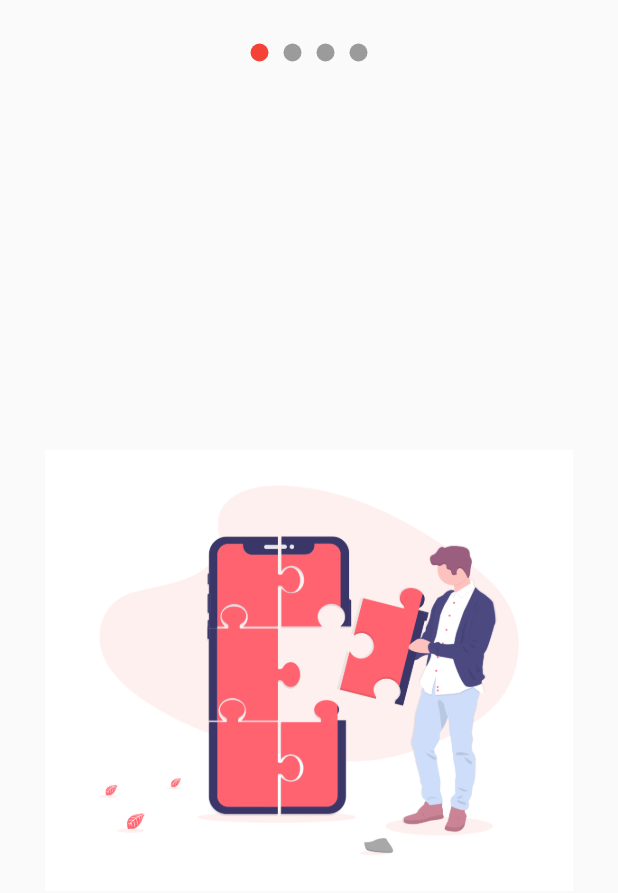
After one commit to japhernandez/flutter, a Flutter app: the SlideShow screen opened directly, on a phone screen of 412 x 824 dp. The commit adds this screen. Shown: the top 893 px of the screen. Run offline on Flutter 3.47's test engine with Material 2 defaults, Android fonts, the phone set to English and light mode, and no system bars.

Commit message:
Slide show

```diff
--- a/animations/lib/main.dart
+++ b/animations/lib/main.dart
@@ -1,5 +1,6 @@
+import 'package:animations/src/pages/progress.dart';
+import 'package:animations/src/pages/slideShow.dart';
 import 'package:flutter/material.dart';
-import 'package:animations/src/pages/progress.dart';
 
 void main() {
   runApp(MyApp());
--- /dev/null
+++ b/animations/lib/src/models/slider.dart
@@ -0,0 +1,12 @@
+import 'package:flutter/material.dart';
+
+class SliderModel with ChangeNotifier {
+  double _currentPage = 0;
+
+  double get currentPage => this._currentPage;
+
+  set currentPage(double nextPage) {
+    this._currentPage = nextPage;
+    notifyListeners();
+  }
+}
--- /dev/null
+++ b/animations/lib/src/pages/slideShow.dart
@@ -0,0 +1,21 @@
+import 'package:flutter/material.dart';
+import 'package:animations/src/widgets/slideShowWidget.dart';
+
+class SlideShow extends StatelessWidget {
+  @override
+  Widget build(BuildContext context) {
+    return Scaffold(
+      body: SlideShowWidget(
+        pointsDirection: true,
+        colorPrimary: Colors.red,
+        colorSecondary: Colors.black38,
+        slides: <Widget>[
+          new Image.asset('assets/images/5.png'),
+          new Image.asset('assets/images/2.png'),
+          new Image.asset('assets/images/5.png'),
+          new Image.asset('assets/images/2.png')
+        ],
+      ),
+    );
+  }
+}
--- /dev/null
+++ b/animations/lib/src/widgets/slideShowWidget.dart
@@ -0,0 +1,156 @@
+import 'package:animations/src/models/slider.dart';
+import 'package:flutter/material.dart';
+import 'package:provider/provider.dart';
+
+class SlideShowWidget extends StatelessWidget {
+  final List<Widget> slides;
+  final bool pointsDirection;
+  final Color colorPrimary;
+  final Color colorSecondary;
+
+  SlideShowWidget({
+    @required this.slides,
+    this.pointsDirection = false,
+    this.colorPrimary = Colors.blue,
+    this.colorSecondary = Colors.grey,
+  });
+
+  @override
+  Widget build(BuildContext context) {
+    return ChangeNotifierProvider(
+      create: (_) => new SliderModel(),
+      child: SafeArea(
+        child: Center(
+          child: Column(
+            children: <Widget>[
+              if (this.pointsDirection)
+                _Dots(
+                  this.slides.length,
+                  this.colorPrimary,
+                  this.colorSecondary,
+                ),
+              Expanded(
+                child: _Slides(this.slides),
+              ),
+              if (!this.pointsDirection)
+                _Dots(
+                  this.slides.length,
+                  this.colorPrimary,
+                  this.colorSecondary,
+                )
+            ],
+          ),
+        ),
+      ),
+    );
+  }
+}
+
+class _Dots extends StatelessWidget {
+  final int totalSlides;
+  final Color colorPrimary;
+  final Color colorSecundary;
+
+  _Dots(this.totalSlides, this.colorPrimary, this.colorSecundary);
+
+  @override
+  Widget build(BuildContext context) {
+    return Container(
+      width: double.infinity,
+      height: 70,
+      // color: Colors.red,
+      child: Row(
+          mainAxisAlignment: MainAxisAlignment.center,
+          children: List.generate(this.totalSlides,
+              (index) => _Dot(index, this.colorPrimary, this.colorSecundary))),
+    );
+  }
+}
+
+class _Dot extends StatelessWidget {
+  final int index;
+  final Color colorPrimary;
+  final Color colorSecundary;
+
+  _Dot(this.index, this.colorPrimary, this.colorSecundary);
+
+  @override
+  Widget build(BuildContext context) {
+    // Se debe de tipar el provider para acceder a las propiedades o metodos
+    // del modelo <SliderModel>
+    final pageViewIndex = Provider.of<SliderModel>(context).currentPage;
+    return AnimatedContainer(
+      duration: Duration(milliseconds: 200),
+      width: 12,
+      height: 12,
+      margin: EdgeInsets.symmetric(horizontal: 5),
+      decoration: BoxDecoration(
+        color: (pageViewIndex >= index - 0.5 && pageViewIndex < index + 0.5)
+            ? colorPrimary
+            : colorSecundary,
+        shape: BoxShape.circle,
+      ),
+    );
+  }
+}
+
+class _Slides extends StatefulWidget {
+  final List<Widget> slides;
+
+  _Slides(this.slides);
+
+  @override
+  __SlidesState createState() => __SlidesState();
+}
+
+class __SlidesState extends State<_Slides> {
+  final pageViewController = new PageController();
+
+  @override
+  void initState() {
+    super.initState();
+    pageViewController.addListener(() {
+      // Creamos una instancia del provider y le pasamos el tipo <SliderModel>, con esta
+      // configuracion nos devuelve los metodos del modelo SliderModel.
+      Provider.of<SliderModel>(context, listen: false).currentPage =
+          pageViewController.page;
+    });
+  }
+
+  @override
+  void dispose() {
+    pageViewController.dispose();
+    super.dispose();
+  }
+
+  @override
+  Widget build(BuildContext context) {
+    return Container(
+      child: PageView(
+        controller: pageViewController,
+        // children: <Widget>[
+        //   _Slide('assets/images/5.png'),
+        //   _Slide('assets/images/2.png'),
+        //   _Slide('assets/images/4.png'),
+        // ],
+        children: widget.slides.map((slide) => _Slide(slide)).toList(),
+      ),
+    );
+  }
+}
+
+class _Slide extends StatelessWidget {
+  final Widget slide;
+
+  _Slide(this.slide);
+
+  @override
+  Widget build(BuildContext context) {
+    return Container(
+      width: double.infinity,
+      height: double.infinity,
+      padding: EdgeInsets.all(30),
+      child: this.slide,
+    );
+  }
+}
```
Also changed, not shown: animations/lib/src/labs/slides.dart (added, +124 -0 lines), animations/pubspec.yaml (+6 -8 lines), animations/assets/images/1.png (added), animations/assets/images/2.png (added), animations/assets/images/3.png (added), animations/assets/images/4.png (added), animations/assets/images/5.png (added), animations/pubspec.lock.
